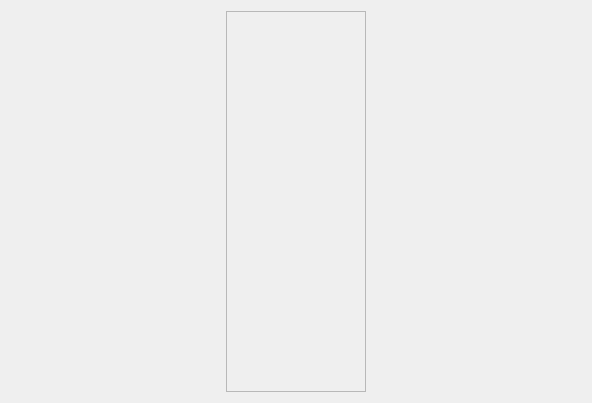
The window that src/components/projectconfig/projectconfig.ui (GENIVI/CANdevStudio) describes before a commit, drawn with Qt 5.
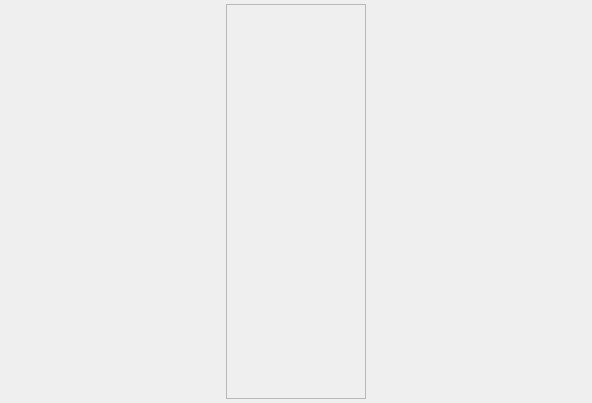
The same window after the commit. Icons and pictures are not drawn. Custom widgets are drawn as their Qt base class.

Commit message: Fixing crash while closing project. Colors and margins alignment

The edit to the form file:
```diff
--- a/src/components/projectconfig/projectconfig.ui
+++ b/src/components/projectconfig/projectconfig.ui
@@ -30,6 +30,21 @@
     <normaloff>:/images/files/images/dark/CANbus_logo.svg</normaloff>:/images/files/images/dark/CANbus_logo.svg</iconset>
   </property>
   <layout class="QHBoxLayout" name="layout">
+   <property name="spacing">
+    <number>4</number>
+   </property>
+   <property name="leftMargin">
+    <number>4</number>
+   </property>
+   <property name="topMargin">
+    <number>4</number>
+   </property>
+   <property name="rightMargin">
+    <number>4</number>
+   </property>
+   <property name="bottomMargin">
+    <number>4</number>
+   </property>
    <item>
     <widget class="DragWidget" name="frame">
      <property name="minimumSize">
```
The commit also changes 7 other files.
